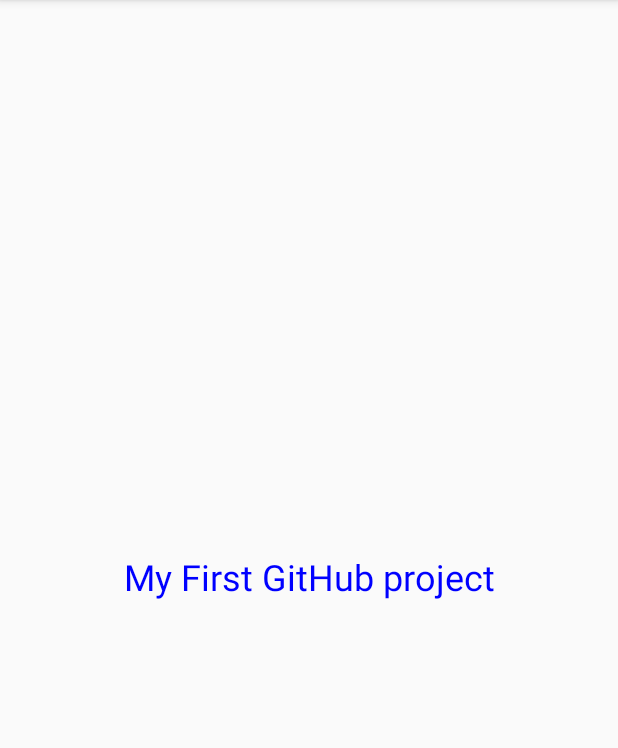
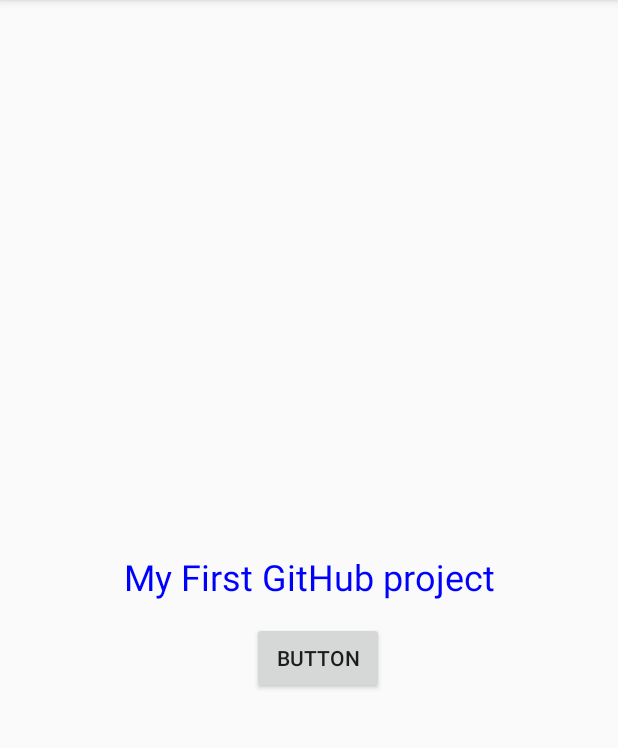
Before and after one commit to nkmj78/And47_Git, an Android app: the screen it shows after launch (MainActivity), on a phone screen of 412 x 824 dp, the part 84-832 px from its top. Run offline under Robolectric (Android 15) with nearby library versions, the phone set to English and light mode, and no system bars.

Commit message:
버튼 추가

```diff
--- a/app/src/main/res/layout/activity_main.xml
+++ b/app/src/main/res/layout/activity_main.xml
@@ -16,4 +16,18 @@
         app:layout_constraintRight_toRightOf="parent"
         app:layout_constraintTop_toTopOf="parent" />
 
+    <Button
+        android:id="@+id/button"
+        android:layout_width="wrap_content"
+        android:layout_height="wrap_content"
+        android:layout_marginStart="167dp"
+        android:layout_marginTop="8dp"
+        android:layout_marginEnd="156dp"
+        android:layout_marginBottom="300dp"
+        android:text="Button"
+        app:layout_constraintBottom_toBottomOf="parent"
+        app:layout_constraintEnd_toEndOf="parent"
+        app:layout_constraintStart_toStartOf="parent"
+        app:layout_constraintTop_toBottomOf="@+id/textView" />
+
 </android.support.constraint.ConstraintLayout>
```
